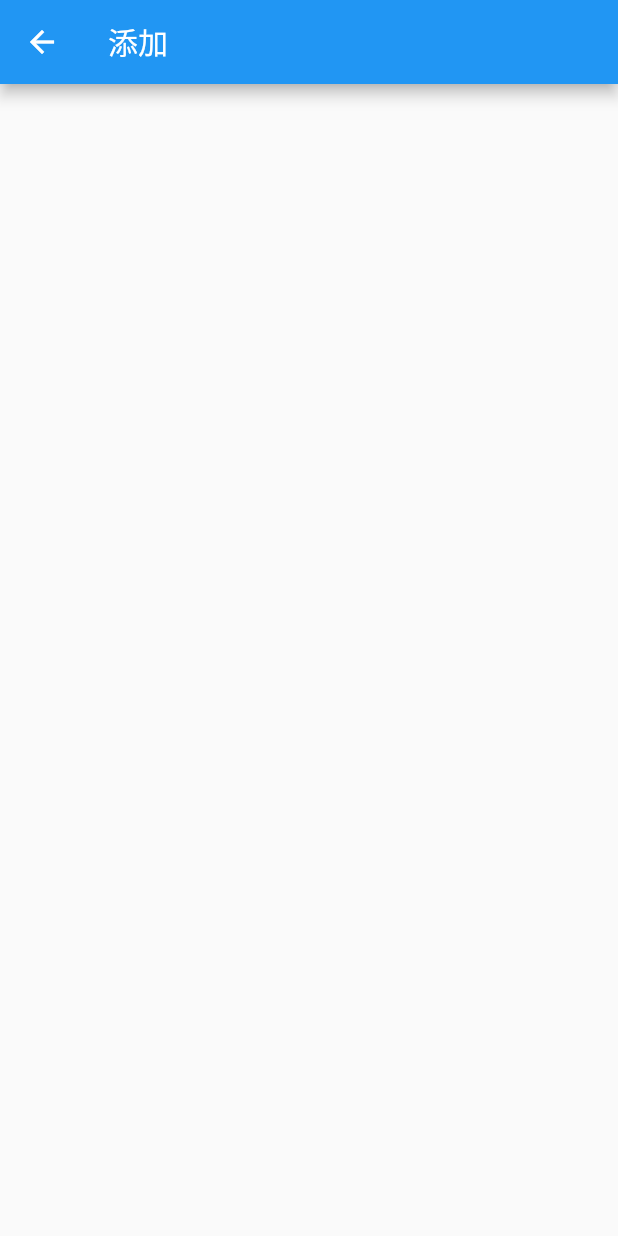
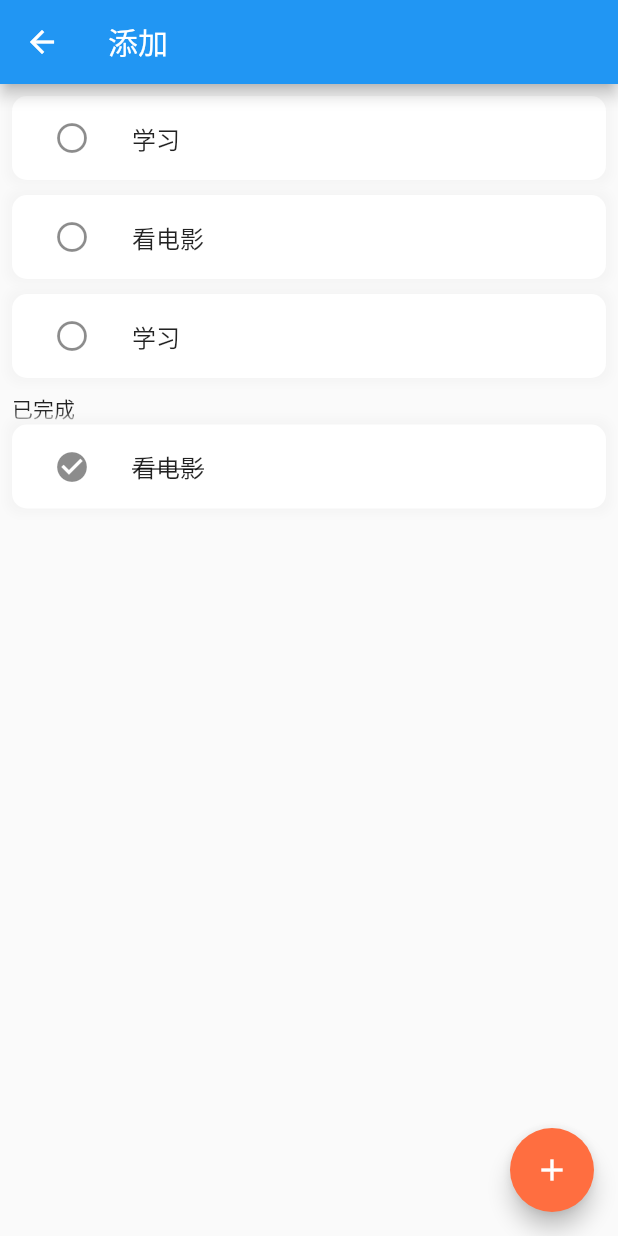
Before and after one commit to ChrisYhP/tomato-flutter, a Flutter app: the AddList screen opened by its route, on a phone screen of 412 x 824 dp. Run offline on Flutter 3.47's test engine with Material 2 defaults, Android fonts, the phone set to English and light mode, and no system bars; our stand-ins replace audioplayers, hexcolor.

Commit message:
新增列表页

```diff
--- a/lib/pages/addlist/addList.dart
+++ b/lib/pages/addlist/addList.dart
@@ -1,5 +1,6 @@
-/**
+/*
  * 添加任务列表
+ * @author yanhoup
  */
 
 import 'package:flutter/material.dart';
@@ -11,11 +12,159 @@ class AddList extends StatefulWidget {
 
 class _AddListState extends State<AddList> {
   bool hasList = false;
+  List<Map<String, dynamic>> _taskItems = [
+    {
+      'name': '学习',
+      'icon': Icon(Icons.school),
+      'isComplete': false,
+    },
+    {
+      'name': '看电影',
+      'icon': Icon(Icons.school),
+      'isComplete': false,
+    },
+    {
+      'name': '学习',
+      'icon': Icon(Icons.school),
+      'isComplete': false,
+    },
+    {
+      'name': '看电影',
+      'icon': Icon(Icons.school),
+      'isComplete': true,
+    },
+  ];
+
+  void onIconPress(item, index) {
+    setState(() {
+      _taskItems = _taskItems
+          .asMap()
+          .keys
+          .map((f) => {
+                ..._taskItems[f],
+                'isComplete': f == index
+                    ? !_taskItems[f]['isComplete']
+                    : _taskItems[f]['isComplete']
+              })
+          .toList();
+    });
+    sortItems();
+  }
+
+  sortItems() {
+    setState(() {
+      _taskItems = [
+        ..._taskItems.where((f) => !f['isComplete']),
+        ..._taskItems.where((f) => f['isComplete'])
+      ];
+    });
+  }
+
+  Widget dismissBg() {
+    return Container(
+      alignment: Alignment.centerRight,
+      color: Colors.redAccent[400],
+      child: Icon(
+        Icons.delete,
+        color: Colors.white,
+      ),
+    );
+  }
+
+  void removItem(index) {
+    setState(() {
+      _taskItems.removeAt(index);
+    });
+  }
+
+  void showSnack(context, removeItem, index) {
+    Scaffold.of(context).showSnackBar(SnackBar(
+      content: Text('您删除了${removeItem['name']}'),
+      action: SnackBarAction(
+        label: '撤销',
+        onPressed: () {
+          setState(() {
+            _taskItems.insert(index, removeItem);
+            sortItems();
+          });
+        },
+      ),
+    ));
+  }
+
+  Widget genTaskList(context, index) {
+    var item = _taskItems[index];
+    return Container(
+      key: Key('$index'),
+      margin: EdgeInsets.only(bottom: 10),
+      decoration: BoxDecoration(
+        color: Colors.white,
+        borderRadius: BorderRadius.all(Radius.circular(10)),
+        boxShadow: [
+          BoxShadow(
+              color: Colors.grey[100],
+              offset: Offset(0, 0),
+              blurRadius: 4,
+              spreadRadius: 4)
+        ],
+      ),
+      child: Dismissible(
+        key: UniqueKey(),
+        direction: DismissDirection.endToStart,
+        onDismissed: (direction) {
+          showSnack(context, item, index);
+          removItem(index);
+        },
+        background: dismissBg(),
+        child: ListTile(
+          leading: IconButton(
+            onPressed: () => onIconPress(item, index),
+            icon: item['isComplete']
+                ? Icon(Icons.check_circle)
+                : Icon(Icons.panorama_fish_eye),
+          ), // <=== Example
+          title: Text(
+            item['name'],
+            style: TextStyle(
+                decoration:
+                    item['isComplete'] ? TextDecoration.lineThrough : null),
+          ),
+        ),
+      ),
+    );
+  }
+
+  List<Widget> generateList(context) {
+    var list =
+        _taskItems.asMap().keys.map((f) => genTaskList(context, f)).toList();
+    var hasCompleteItem = _taskItems.any((f) => f['isComplete']);
+    var index = _taskItems.indexWhere((f) => f['isComplete']);
+    if (hasCompleteItem) {
+      list.insert(index, Text('已完成'));
+    }
+    return list;
+  }
 
   @override
   Widget build(BuildContext context) {
     return Scaffold(
       appBar: AppBar(title: Text('添加')),
+      body: Builder(
+        builder: (context) => Padding(
+          padding: const EdgeInsets.all(8.0),
+          child: ListView(
+            children: generateList(context),
+          ),
+        ),
+      ),
+      floatingActionButton: FloatingActionButton(
+        backgroundColor: Colors.deepOrangeAccent,
+        tooltip: '新增',
+        child: Icon(
+          Icons.add,
+          color: Colors.white,
+        ),
+      ),
     );
   }
 }
--- a/pubspec.yaml
+++ b/pubspec.yaml
@@ -29,6 +29,7 @@ dependencies:
   # Use with the CupertinoIcons class for iOS style icons.
   cupertino_icons: ^0.1.3
   audioplayers: ^0.13.1
+  hexcolor: ^1.0.2
 
 
 
```
Also changed, not shown: lib/main.dart (+56 -42 lines), lib/animation/animation_icon.dart (added), pubspec.lock, 3 other files.
